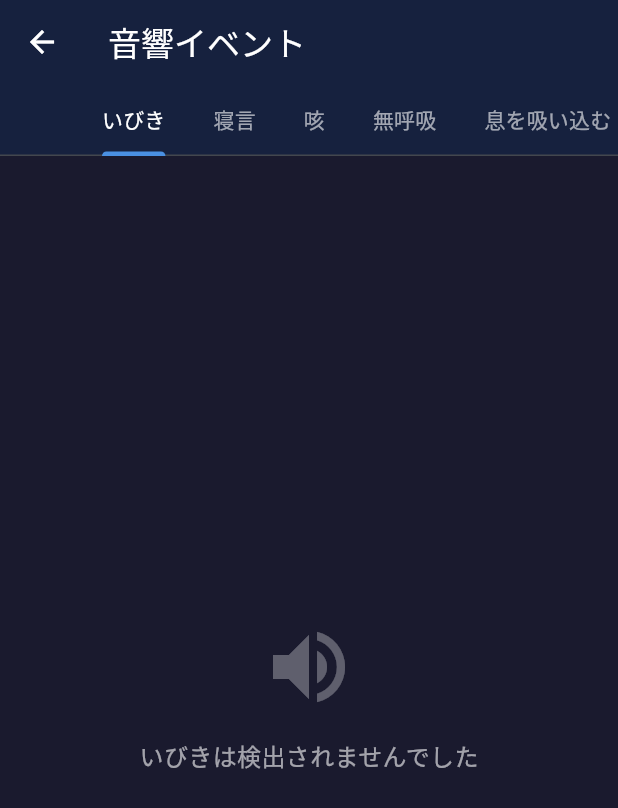
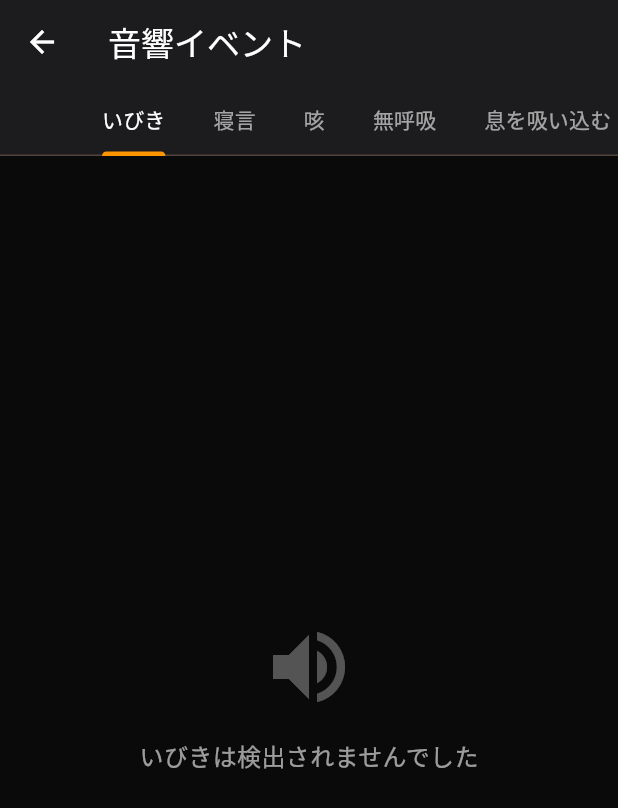
Before and after one commit to tsuzukidaigo/sleepcycle, a Flutter app: the screen it shows after launch, after a tap on "就寝", after a tap on "詳細を見る", on a phone screen of 412 x 824 dp. Shown: the top 808 px of the screen. Run offline on Flutter 3.47's test engine with Material 3 defaults, Android fonts, the phone set to English and light mode, and no system bars; our stand-ins replace fl_chart, just_audio, permission_handler; missing offline and left inert: flutter_sound; statements that could not run were skipped.

Commit message:
feat: update layout with new theme

```diff
--- a/lib/main.dart
+++ b/lib/main.dart
@@ -9,6 +9,7 @@ import 'providers/sleep_tracking_provider.dart';
 import 'screens/home_screen.dart';
 import 'screens/sleep_analysis_screen.dart';
 import 'screens/sound_events_screen.dart';
+import 'utils/app_theme.dart';
 
 /// エントリポイント。アプリを起動する
 void main() {
@@ -28,10 +29,10 @@ class SleepCycleApp extends StatelessWidget {
         theme: ThemeData(
           useMaterial3: true,
           colorScheme: ColorScheme.fromSeed(
-            seedColor: const Color(0xFF4A90E2),
+            seedColor: AppTheme.accent,
             brightness: Brightness.dark,
           ),
-          scaffoldBackgroundColor: const Color(0xFF1A1A2E),
+          scaffoldBackgroundColor: AppTheme.background,
         ),
         home: const MainScreen(),
         debugShowCheckedModeBanner: false,
@@ -63,8 +64,8 @@ class _MainScreenState extends State<MainScreen> {
     return Scaffold(
       body: _screens[_currentIndex],
       bottomNavigationBar: BottomNavigationBar(
-        backgroundColor: const Color(0xFF1A1A2E),
-        selectedItemColor: const Color(0xFF4A90E2),
+        backgroundColor: AppTheme.background,
+        selectedItemColor: AppTheme.accent,
         unselectedItemColor: Colors.grey,
         currentIndex: _currentIndex,
         onTap: (index) {
--- a/lib/main_new.dart
+++ b/lib/main_new.dart
@@ -6,6 +6,7 @@ import 'package:flutter/material.dart';
 import 'package:provider/provider.dart';
 import 'providers/sleep_tracking_provider.dart';
 import 'screens/home_screen.dart';
+import 'utils/app_theme.dart';
 
 /// テスト用エントリポイント
 void main() {
@@ -25,10 +26,10 @@ class SleepCycleApp extends StatelessWidget {
         theme: ThemeData(
           useMaterial3: true,
           colorScheme: ColorScheme.fromSeed(
-            seedColor: const Color(0xFF4A90E2),
+            seedColor: AppTheme.accent,
             brightness: Brightness.dark,
           ),
-          scaffoldBackgroundColor: const Color(0xFF1A1A2E),
+          scaffoldBackgroundColor: AppTheme.background,
         ),
         home: const HomeScreen(),
         debugShowCheckedModeBanner: false,
--- a/lib/screens/home_screen.dart
+++ b/lib/screens/home_screen.dart
@@ -11,6 +11,7 @@ import '../models/sleep_data.dart';
 import '../utils/permission_helper.dart';
 import 'sleep_analysis_screen.dart';
 import 'sound_events_screen.dart';
+import '../utils/app_theme.dart';
 
 class HomeScreen extends StatefulWidget {
   const HomeScreen({super.key});
@@ -72,7 +73,7 @@ class _HomeScreenState extends State<HomeScreen> with WidgetsBindingObserver {
   /// ホーム画面全体のUIを構築する
   Widget build(BuildContext context) {
     return Scaffold(
-      backgroundColor: const Color(0xFF1A1A2E),
+      backgroundColor: AppTheme.background,
       body: Consumer<SleepTrackingProvider>(
         builder: (context, provider, child) {
           return SafeArea(
@@ -102,21 +103,31 @@ class _HomeScreenState extends State<HomeScreen> with WidgetsBindingObserver {
       alignment: Alignment.center,
       child: Column(
         children: [
-          const Icon(Icons.bedtime, size: 48, color: Color(0xFF4A90E2)),
-          const SizedBox(height: 16),
+          StreamBuilder<DateTime>(
+            stream: Stream.periodic(
+              const Duration(seconds: 1),
+              (_) => DateTime.now(),
+            ),
+            builder: (context, snapshot) {
+              final now = snapshot.data ?? DateTime.now();
+              final time =
+                  '${now.hour.toString().padLeft(2, '0')}:${now.minute.toString().padLeft(2, '0')}';
+              return Text(
+                time,
+                style: const TextStyle(
+                  fontSize: 48,
+                  fontWeight: FontWeight.w500,
+                  color: Colors.white,
+                ),
+              );
+            },
+          ),
+          const SizedBox(height: 8),
           const Text(
             'Sleep Tracker',
             style: TextStyle(
-              fontSize: 28,
-              fontWeight: FontWeight.bold,
-              color: Colors.white,
-            ),
-          ),
-          Text(
-            '睡眠の質を分析してより良い睡眠を',
-            style: TextStyle(
-              fontSize: 16,
-              color: Colors.white.withOpacity(0.7),
+              fontSize: 20,
+              color: Colors.white54,
             ),
           ),
         ],
@@ -172,7 +183,7 @@ class _HomeScreenState extends State<HomeScreen> with WidgetsBindingObserver {
 
         if (provider.isAnalyzing) ...[
           const CircularProgressIndicator(
-            valueColor: AlwaysStoppedAnimation<Color>(Color(0xFF4A90E2)),
+            valueColor: AlwaysStoppedAnimation<Color>(AppTheme.accent),
           ),
           const SizedBox(height: 24),
           Text(
@@ -188,11 +199,11 @@ class _HomeScreenState extends State<HomeScreen> with WidgetsBindingObserver {
               shape: BoxShape.circle,
               color: provider.isRecording
                   ? const Color(0xFFE74C3C).withOpacity(0.2)
-                  : const Color(0xFF4A90E2).withOpacity(0.2),
+                  : AppTheme.accent.withOpacity(0.2),
               border: Border.all(
                 color: provider.isRecording
                     ? const Color(0xFFE74C3C)
-                    : const Color(0xFF4A90E2),
+                    : AppTheme.accent,
                 width: 3,
               ),
             ),
@@ -210,7 +221,7 @@ class _HomeScreenState extends State<HomeScreen> with WidgetsBindingObserver {
                         size: 64,
                         color: provider.isRecording
                             ? const Color(0xFFE74C3C)
-                            : const Color(0xFF4A90E2),
+                            : AppTheme.accent,
                       ),
                       const SizedBox(height: 16),
                       Text(
@@ -220,7 +231,7 @@ class _HomeScreenState extends State<HomeScreen> with WidgetsBindingObserver {
                           fontWeight: FontWeight.bold,
                           color: provider.isRecording
                               ? const Color(0xFFE74C3C)
-                              : const Color(0xFF4A90E2),
+                              : AppTheme.accent,
                         ),
                       ),
                     ],
@@ -280,10 +291,10 @@ class _HomeScreenState extends State<HomeScreen> with WidgetsBindingObserver {
       width: double.infinity,
       padding: const EdgeInsets.all(24),
       decoration: BoxDecoration(
-        color: const Color(0xFF16213E),
+        color: AppTheme.cardBackground,
         borderRadius: BorderRadius.circular(16),
         border: Border.all(
-          color: const Color(0xFF4A90E2).withOpacity(0.3),
+          color: AppTheme.accent.withOpacity(0.3),
           width: 1,
         ),
       ),
@@ -361,17 +372,17 @@ class _HomeScreenState extends State<HomeScreen> with WidgetsBindingObserver {
     return Container(
       padding: const EdgeInsets.all(16),
       decoration: BoxDecoration(
-        color: const Color(0xFF16213E),
+        color: AppTheme.cardBackground,
         borderRadius: BorderRadius.circular(12),
         border: Border.all(
-          color: const Color(0xFF4A90E2).withOpacity(0.3),
+          color: AppTheme.accent.withOpacity(0.3),
           width: 1,
         ),
       ),
       child: Column(
         mainAxisAlignment: MainAxisAlignment.center,
         children: [
-          Icon(icon, size: 24, color: const Color(0xFF4A90E2)),
+          Icon(icon, size: 24, color: AppTheme.accent),
           const SizedBox(height: 8),
           Text(
             title,
@@ -407,10 +418,10 @@ class _HomeScreenState extends State<HomeScreen> with WidgetsBindingObserver {
       width: double.infinity,
       padding: const EdgeInsets.all(20),
       decoration: BoxDecoration(
-        color: const Color(0xFF16213E),
+        color: AppTheme.cardBackground,
         borderRadius: BorderRadius.circular(16),
         border: Border.all(
-          color: const Color(0xFF4A90E2).withOpacity(0.3),
+          color: AppTheme.accent.withOpacity(0.3),
           width: 1,
         ),
       ),
@@ -462,10 +473,10 @@ class _HomeScreenState extends State<HomeScreen> with WidgetsBindingObserver {
     return Container(
       padding: const EdgeInsets.symmetric(horizontal: 12, vertical: 6),
       decoration: BoxDecoration(
-        color: const Color(0xFF4A90E2).withOpacity(0.2),
+        color: AppTheme.accent.withOpacity(0.2),
         borderRadius: BorderRadius.circular(16),
         border: Border.all(
-          color: const Color(0xFF4A90E2).withOpacity(0.5),
+          color: AppTheme.accent.withOpacity(0.5),
           width: 1,
         ),
       ),
@@ -497,7 +508,7 @@ class _HomeScreenState extends State<HomeScreen> with WidgetsBindingObserver {
             icon: const Icon(Icons.analytics),
             label: const Text('詳細分析を見る'),
             style: ElevatedButton.styleFrom(
-              backgroundColor: const Color(0xFF4A90E2),
+              backgroundColor: AppTheme.accent,
               foregroundColor: Colors.white,
               padding: const EdgeInsets.all(16),
               shape: RoundedRectangleBorder(
@@ -515,7 +526,7 @@ class _HomeScreenState extends State<HomeScreen> with WidgetsBindingObserver {
             label: const Text('新しい記録を開始'),
             style: OutlinedButton.styleFrom(
               foregroundColor: Colors.white,
-              side: const BorderSide(color: Color(0xFF4A90E2)),
+              side: const BorderSide(color: AppTheme.accent),
               padding: const EdgeInsets.all(16),
               shape: RoundedRectangleBorder(
                 borderRadius: BorderRadius.circular(12),
@@ -564,7 +575,7 @@ class _HomeScreenState extends State<HomeScreen> with WidgetsBindingObserver {
       label: const Text('睡眠履歴を見る'),
       style: OutlinedButton.styleFrom(
         foregroundColor: Colors.white,
-        side: const BorderSide(color: Color(0xFF4A90E2)),
+        side: const BorderSide(color: AppTheme.accent),
         padding: const EdgeInsets.symmetric(horizontal: 24, vertical: 12),
         shape: RoundedRectangleBorder(borderRadius: BorderRadius.circular(12)),
       ),
@@ -621,7 +632,7 @@ class _HomeScreenState extends State<HomeScreen> with WidgetsBindingObserver {
       case SleepQuality.excellent:
         return const Color(0xFF27AE60);
       case SleepQuality.good:
-        return const Color(0xFF4A90E2);
+        return AppTheme.accent;
       case SleepQuality.fair:
         return const Color(0xFFF39C12);
       case SleepQuality.poor:
--- a/lib/screens/sound_events_screen.dart
+++ b/lib/screens/sound_events_screen.dart
@@ -8,6 +8,7 @@ import 'package:provider/provider.dart';
 import '../providers/sleep_tracking_provider.dart';
 import '../models/sleep_data.dart';
 import '../services/audio_player_service.dart';
+import '../utils/app_theme.dart';
 
 class SoundEventsScreen extends StatefulWidget {
   const SoundEventsScreen({super.key});
@@ -52,16 +53,16 @@ class _SoundEventsScreenState extends State<SoundEventsScreen>
   /// 音響イベント画面のUIを構築
   Widget build(BuildContext context) {
     return Scaffold(
-      backgroundColor: const Color(0xFF1A1A2E),
+      backgroundColor: AppTheme.background,
       appBar: AppBar(
         title: const Text('音響イベント'),
-        backgroundColor: const Color(0xFF16213E),
+        backgroundColor: AppTheme.cardBackground,
         foregroundColor: Colors.white,
         elevation: 0,
         bottom: TabBar(
           controller: _tabController,
           isScrollable: true,
-          indicatorColor: const Color(0xFF4A90E2),
+          indicatorColor: AppTheme.accent,
           labelColor: Colors.white,
           unselectedLabelColor: Colors.white60,
           onTap: (index) {
@@ -135,7 +136,7 @@ class _SoundEventsScreenState extends State<SoundEventsScreen>
         Container(
           width: double.infinity,
           padding: const EdgeInsets.all(16),
-          color: const Color(0xFF16213E),
+          color: AppTheme.cardBackground,
           child: Row(
             children: [
               Icon(_getTypeIcon(type), size: 24, color: _getTypeColor(type)),
@@ -188,10 +189,10 @@ class _SoundEventsScreenState extends State<SoundEventsScreen>
       margin: const EdgeInsets.only(bottom: 12),
       padding: const EdgeInsets.all(16),
       decoration: BoxDecoration(
-        color: const Color(0xFF16213E),
+        color: AppTheme.cardBackground,
         borderRadius: BorderRadius.circular(12),
         border: Border.all(
-          color: isPlaying ? const Color(0xFF4A90E2) : Colors.transparent,
+          color: isPlaying ? AppTheme.accent : Colors.transparent,
           width: 2,
         ),
       ),
@@ -276,14 +277,14 @@ class _SoundEventsScreenState extends State<SoundEventsScreen>
 
     return Container(
       decoration: BoxDecoration(
-        color: const Color(0xFF4A90E2).withOpacity(0.2),
+        color: AppTheme.accent.withOpacity(0.2),
         shape: BoxShape.circle,
       ),
       child: IconButton(
         onPressed: () => _handlePlayButton(event),
         icon: Icon(
           isPlaying ? Icons.pause : Icons.play_arrow,
-          color: const Color(0xFF4A90E2),
+          color: AppTheme.accent,
         ),
         iconSize: 20,
       ),
@@ -306,7 +307,7 @@ class _SoundEventsScreenState extends State<SoundEventsScreen>
                   : 0,
               backgroundColor: Colors.white24,
               valueColor: const AlwaysStoppedAnimation<Color>(
-                Color(0xFF4A90E2),
+                AppTheme.accent,
               ),
             ),
             const SizedBox(height: 8),
--- /dev/null
+++ b/lib/utils/app_theme.dart
@@ -0,0 +1,7 @@
+import 'package:flutter/material.dart';
+
+class AppTheme {
+  static const Color background = Color(0xFF0A0A0A);
+  static const Color cardBackground = Color(0xFF1C1C1E);
+  static const Color accent = Color(0xFFFF9500);
+}
```
Also changed, not shown: lib/screens/sleep_analysis_screen.dart (+15 -14 lines).
